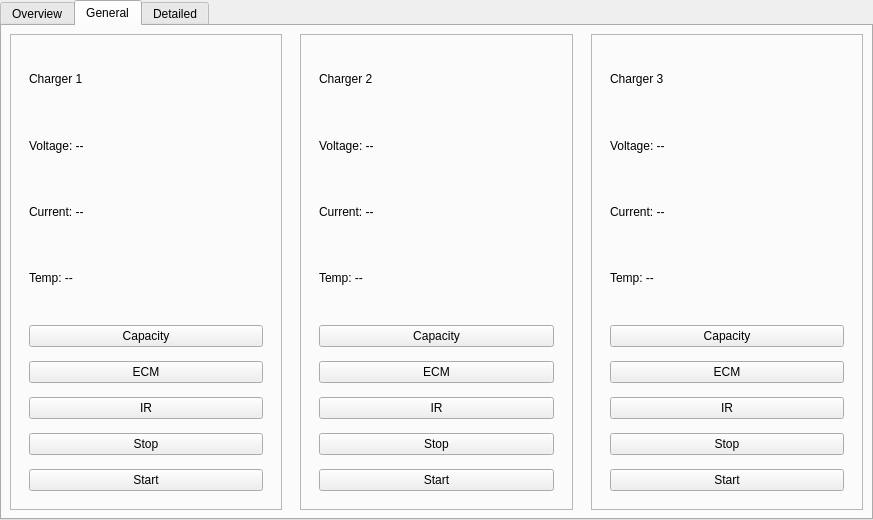
Old version of the form Software/Interface/ui/charger_status/charger_status_widget.ui in the repository ElOvo123/Cellcharger.
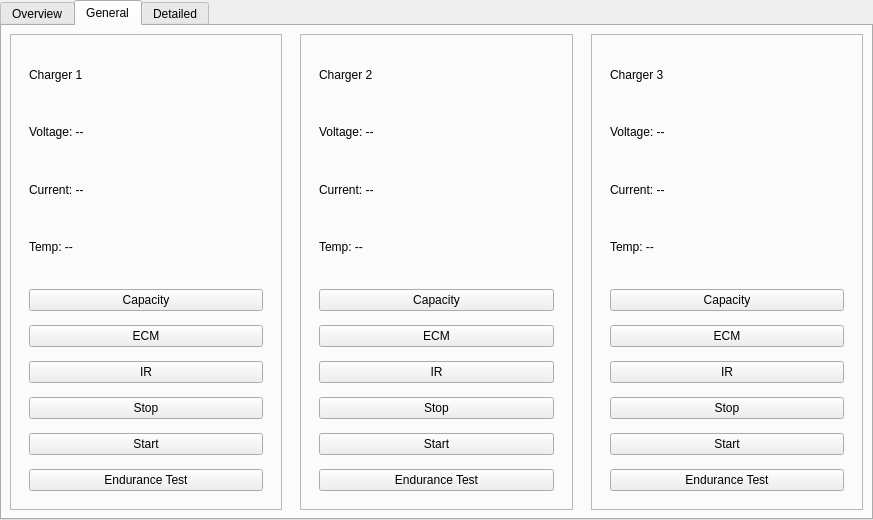
New version of the form. The open tabs and pages were chosen to show the change.

Commit message: test profile and code coverage fix

Patch:
```diff
--- a/Software/Interface/ui/charger_status/charger_status_widget.ui
+++ b/Software/Interface/ui/charger_status/charger_status_widget.ui
@@ -367,6 +367,13 @@
               </property>
              </widget>
             </item>
+            <item>
+             <widget class="QPushButton" name="enduranceTestButton1">
+              <property name="text">
+               <string>Endurance Test</string>
+              </property>
+             </widget>
+            </item>
            </layout>
           </widget>
          </item>
@@ -461,6 +468,13 @@
               </property>
              </widget>
             </item>
+            <item>
+             <widget class="QPushButton" name="enduranceTestButton2">
+              <property name="text">
+               <string>Endurance Test</string>
+              </property>
+             </widget>
+            </item>
            </layout>
           </widget>
          </item>
@@ -555,6 +569,13 @@
               </property>
              </widget>
             </item>
+            <item>
+             <widget class="QPushButton" name="enduranceTestButton3">
+              <property name="text">
+               <string>Endurance Test</string>
+              </property>
+             </widget>
+            </item>
            </layout>
           </widget>
          </item>
```
The commit also changes 25 other files.
